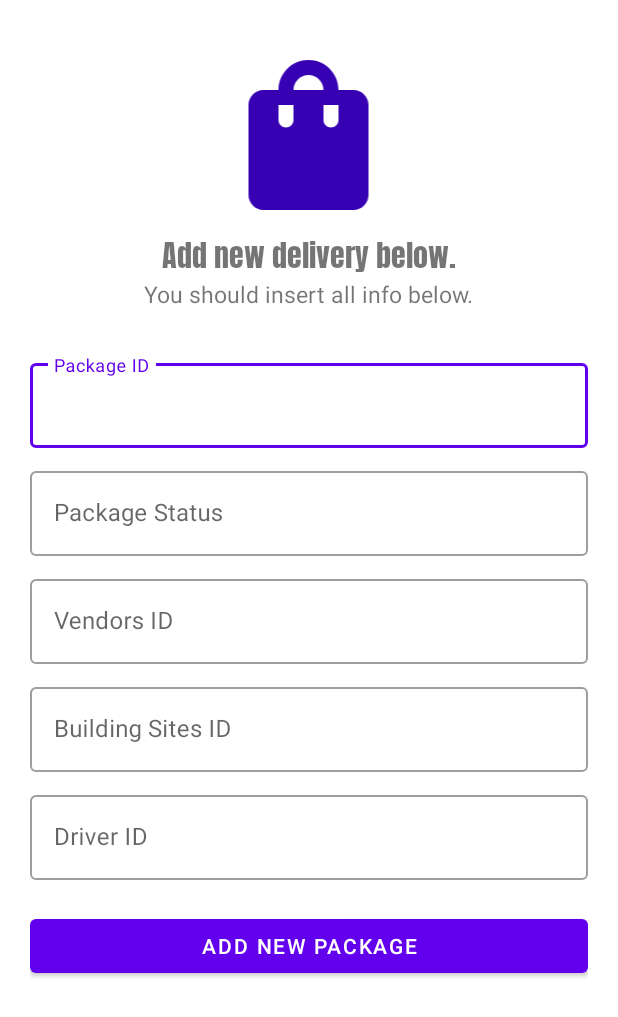
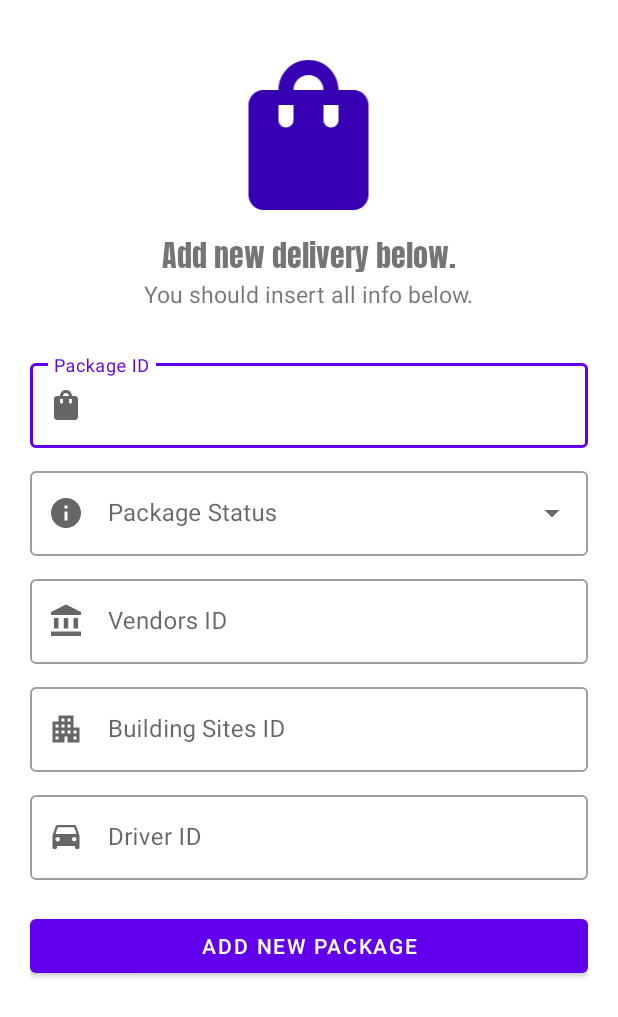
Before and after one commit to by3u20/appcw, an Android app: the layout activity_add_delivery.xml on its own in the app's theme, with its tools: preview values and no code run, on a phone screen of 412 x 824 dp. Shown: the top 1017 px of the screen. Run offline under Robolectric (Android 15) with nearby library versions, the phone set to English and light mode, and no system bars.

Commit message:
add dropdown menu and icon

```diff
--- a/app/src/main/java/com/example/delivery1/AddDeliveryActivity.kt
+++ b/app/src/main/java/com/example/delivery1/AddDeliveryActivity.kt
@@ -26,11 +26,15 @@ class AddDeliveryActivity : AppCompatActivity() {
         binding = ActivityAddDeliveryBinding.inflate(layoutInflater)
         setContentView(binding.root)
 
+        val deliveryStatus = resources.getStringArray(R.array.delivery_status)
+        val arrayAdapter = ArrayAdapter(this,R.layout.dropdown_item_delivery_status,deliveryStatus)
+        binding.addDeliveriesStatusText.setAdapter(arrayAdapter)
+
+
         mDeliveryViewModel = ViewModelProvider(this).get(DeliveryViewModel::class.java)
 
         binding.addDeliveryButtonWithInfo.setOnClickListener {
             this.insertDataToDatabase()
-//            Toast.makeText(applicationContext,"Clicked!",Toast.LENGTH_SHORT).show()
         }
     }
 
--- a/app/src/main/res/layout/activity_add_delivery.xml
+++ b/app/src/main/res/layout/activity_add_delivery.xml
@@ -52,6 +52,7 @@
                 android:layout_width="match_parent"
                 android:layout_height="wrap_content"
                 android:hint="Package ID"
+                app:startIconDrawable="@drawable/deliveries"
                 style="@style/Widget.MaterialComponents.TextInputLayout.OutlinedBox">
 
                 <com.google.android.material.textfield.TextInputEditText
@@ -66,13 +67,15 @@
                 android:hint="Package Status"
                 android:layout_width="match_parent"
                 android:layout_height="wrap_content"
-                style="@style/Widget.MaterialComponents.TextInputLayout.OutlinedBox"
+                app:startIconDrawable="@drawable/about"
+                style="@style/Widget.MaterialComponents.TextInputLayout.OutlinedBox.ExposedDropdownMenu"
                 android:layout_marginTop="10dp">
 
-                <com.google.android.material.textfield.TextInputEditText
+                <AutoCompleteTextView
                     android:id="@+id/add_deliveries_status_text"
                     android:layout_width="match_parent"
-                    android:layout_height="wrap_content" />
+                    android:layout_height="wrap_content"
+                    android:inputType="none"/>
 
             </com.google.android.material.textfield.TextInputLayout>
 
@@ -80,6 +83,7 @@
                 android:id="@+id/add_deliveries_from_id"
                 android:layout_width="match_parent"
                 android:layout_height="wrap_content"
+                app:startIconDrawable="@drawable/vendors"
                 android:hint="Vendors ID"
                 style="@style/Widget.MaterialComponents.TextInputLayout.OutlinedBox"
                 android:layout_marginTop="10dp">
@@ -96,6 +100,7 @@
                 android:layout_width="match_parent"
                 android:layout_height="wrap_content"
                 android:hint="Building Sites ID"
+                app:startIconDrawable="@drawable/buildingsites"
                 style="@style/Widget.MaterialComponents.TextInputLayout.OutlinedBox"
                 android:layout_marginTop="10dp">
 
@@ -110,6 +115,7 @@
                 android:id="@+id/add_deliveries_driver_id"
                 android:layout_width="match_parent"
                 android:layout_height="wrap_content"
+                app:startIconDrawable="@drawable/drivers"
                 android:hint="Driver ID"
                 style="@style/Widget.MaterialComponents.TextInputLayout.OutlinedBox"
                 android:layout_marginTop="10dp">
```
